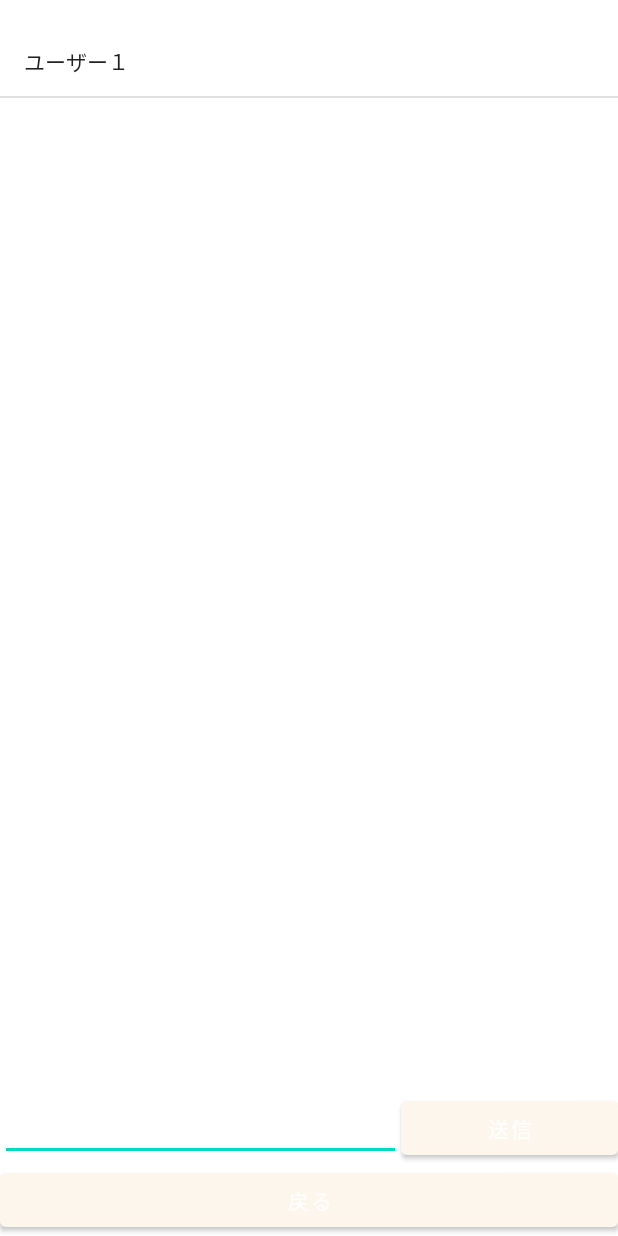
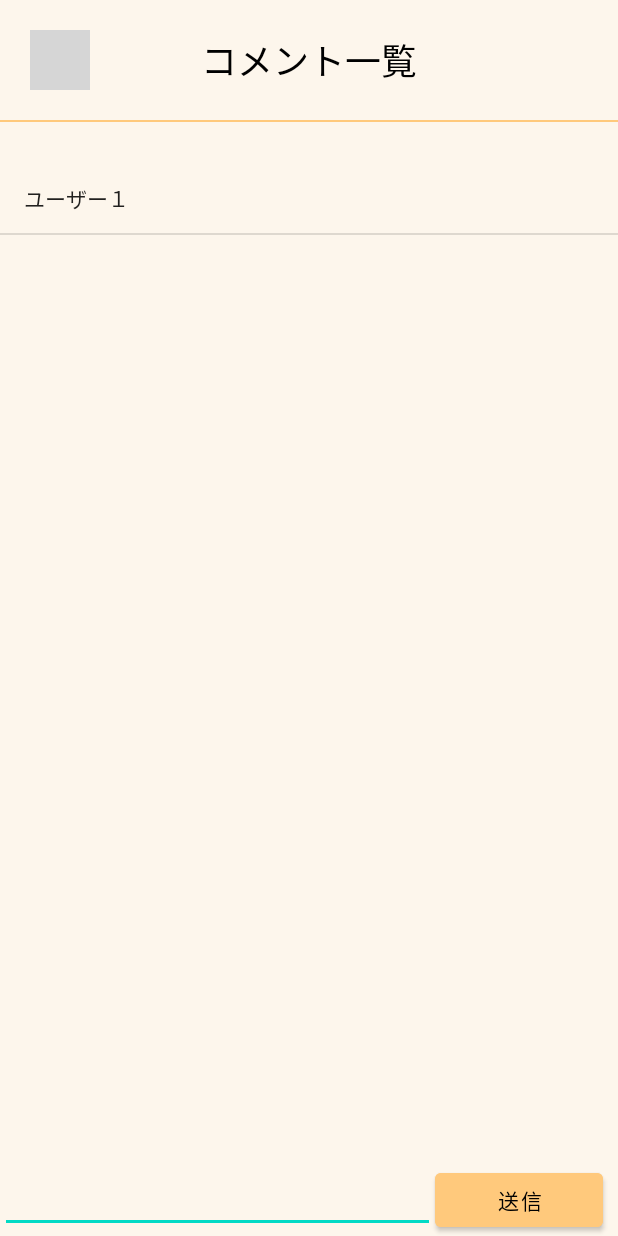
Before and after one commit to mizutanimeen/hackU, an Android app: the CommentPage screen opened directly, with no data from a screen before it, after a tap on "送信", on a phone screen of 412 x 824 dp. Run offline under Robolectric (Android 15) with nearby library versions, the phone set to English and light mode, and no system bars; our stand-ins replace Room's generated code; 4 statements that could not run were skipped; grey boxes are pictures that could not be loaded.

Commit message:
design commentPage

```diff
--- a/app/src/main/java/com/example/googlemaps/CommentPage.java
+++ b/app/src/main/java/com/example/googlemaps/CommentPage.java
@@ -8,6 +8,7 @@ import android.view.View;
 import android.widget.ArrayAdapter;
 import android.widget.Button;
 import android.widget.EditText;
+import android.widget.ImageButton;
 import android.widget.ListView;
 import android.widget.SimpleAdapter;
 
@@ -33,7 +34,7 @@ public class CommentPage  extends AppCompatActivity {
         dataList = new ArrayList<>();
         Intent intent = getIntent();
         markerId = intent.getIntExtra("MARKER_ID", 0);
-        Button returnBtn = findViewById(R.id.returnBtn);
+        ImageButton returnBtn = findViewById(R.id.returnBtn);
         returnBtn.setOnClickListener(new moveDetailPage());
         new CommentPage.showComment(this,markerId).execute();
     }
--- a/app/src/main/res/layout/activity_commentpage.xml
+++ b/app/src/main/res/layout/activity_commentpage.xml
@@ -1,10 +1,55 @@
 <?xml version="1.0" encoding="utf-8"?>
 <LinearLayout xmlns:android="http://schemas.android.com/apk/res/android"
     xmlns:tools="http://schemas.android.com/tools"
+    xmlns:app="http://schemas.android.com/apk/res-auto"
     android:layout_width="match_parent"
     android:layout_height="match_parent"
     tools:context=".CommentPage"
+    android:background="#fdf6ec"
     android:orientation="vertical">
+    <FrameLayout
+        android:layout_width="match_parent"
+        android:layout_height="wrap_content"
+        android:layout_gravity="center_vertical"
+        android:layout_margin="10dp"
+        android:orientation="horizontal">
+
+        <ImageButton
+            android:id="@+id/returnBtn"
+            android:layout_width="40dp"
+            android:layout_height="40dp"
+            android:layout_margin="10dp"
+            android:background="@drawable/button_background"
+            android:scaleType="fitCenter"
+            android:src="@drawable/back"
+            tools:ignore="SpeakableTextPresentCheck,TouchTargetSizeCheck" />
+        <LinearLayout
+            android:layout_width="match_parent"
+            android:layout_height="wrap_content"
+            android:layout_gravity="center_vertical"
+            android:orientation="vertical">
+            <TextView
+                android:layout_width="wrap_content"
+                android:layout_height="wrap_content"
+                android:textSize="24dp"
+                android:layout_gravity="center_horizontal"
+                android:textColor="@color/black"
+                android:text="コメント一覧"/>
+        </LinearLayout>
+    </FrameLayout>
+
+    <View
+        android:layout_width="wrap_content"
+        android:layout_height="1dp"
+        android:id="@+id/line_horizontal_center"
+        app:layout_constraintTop_toTopOf="parent"
+        app:layout_constraintBottom_toBottomOf="parent"
+        app:layout_constraintStart_toStartOf="parent"
+        app:layout_constraintEnd_toEndOf="parent"
+        android:visibility="visible"
+        android:background="#ffc97c"
+        android:layout_marginBottom="10dp"/>
+
     <ListView
         android:layout_height="wrap_content"
         android:id="@+id/listView1"
@@ -25,14 +70,12 @@
         <Button
             android:id="@+id/addBtn"
             android:layout_width="0dp"
-            android:layout_weight="35"
+            android:layout_weight="25"
             android:layout_height="wrap_content"
+            android:backgroundTint="#ffc97c"
             android:text="送信"
+            android:textColor="#000"
+            android:layout_marginRight="10dp"
             android:onClick="addCommentSetup"/>
     </LinearLayout>
-    <Button
-        android:id="@+id/returnBtn"
-        android:layout_width="match_parent"
-        android:layout_height="wrap_content"
-        android:text="戻る"/>
 </LinearLayout>
```
